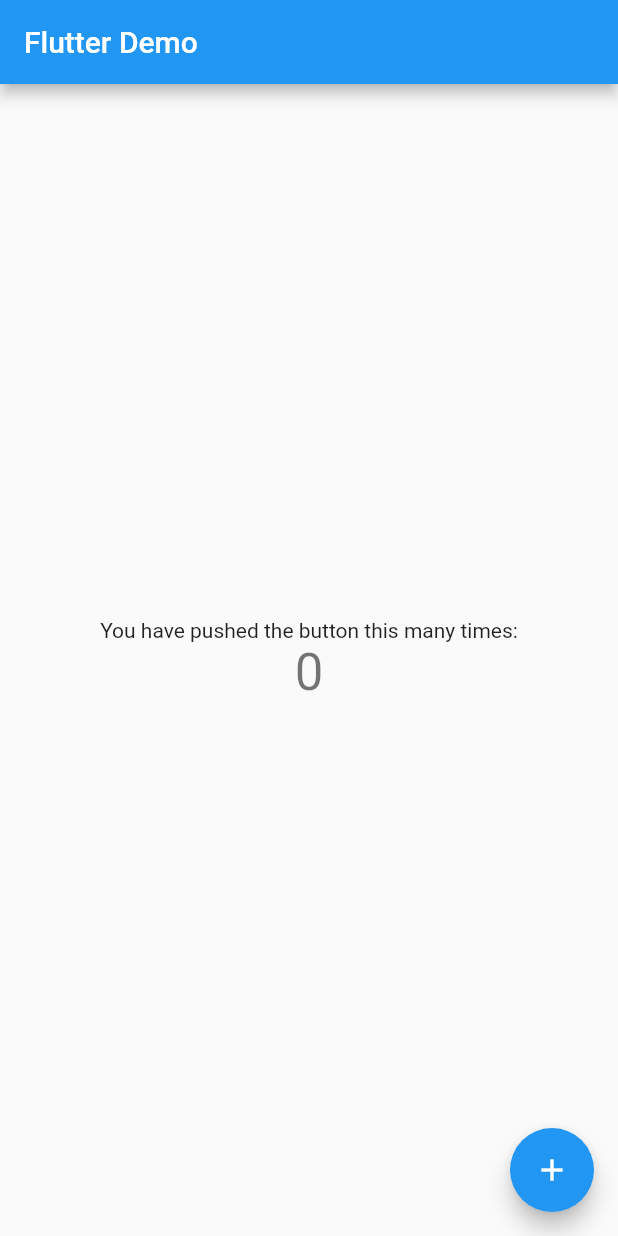
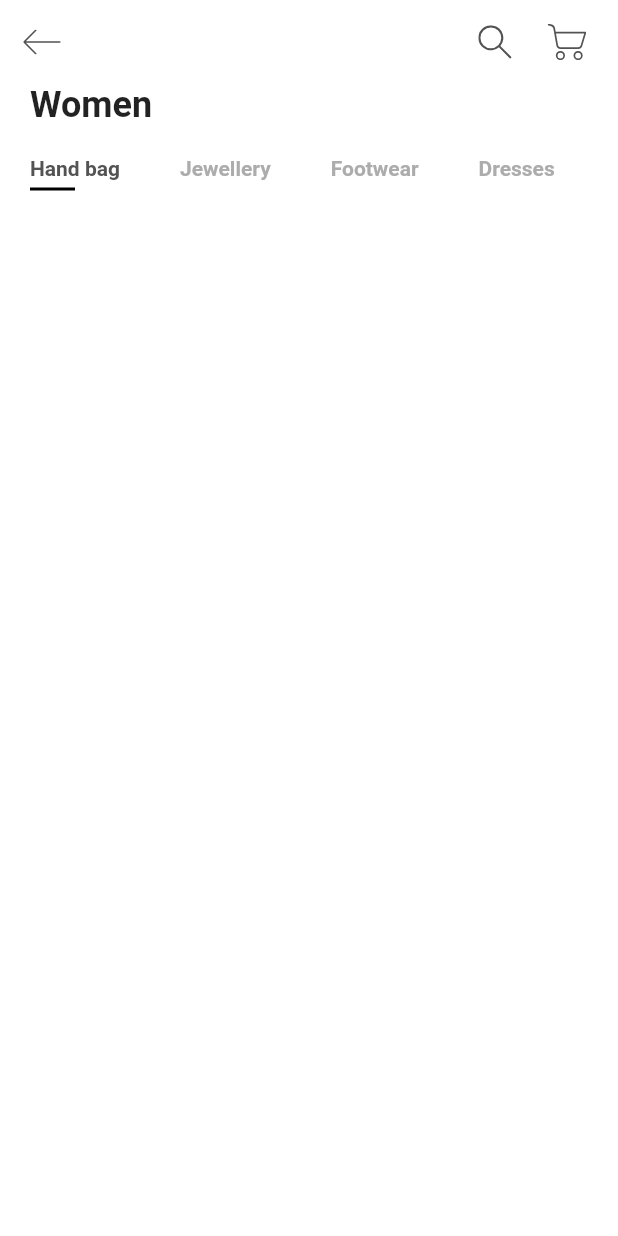
Before and after one commit to neo1125/flutter-ui-practice, a Flutter app: the screen it shows after launch, on a phone screen of 412 x 824 dp. Run offline on Flutter 3.47's test engine with Material 2 defaults, Android fonts, the phone set to English and light mode, and no system bars; our stand-ins replace flutter_svg.

Commit message:
category tab add

```diff
--- a/e_commerce_ui/lib/main.dart
+++ b/e_commerce_ui/lib/main.dart
@@ -1,4 +1,6 @@
 import 'package:flutter/material.dart';
+
+import 'screens/home/home_screen.dart';
 
 void main() => runApp(MyApp());
 
@@ -7,105 +9,12 @@ class MyApp extends StatelessWidget {
   @override
   Widget build(BuildContext context) {
     return MaterialApp(
+      debugShowCheckedModeBanner: false,
       title: 'Flutter',
       theme: ThemeData(
-        // This is the theme of your application.
-        //
-        // Try running your application with "flutter run". You'll see the
-        // application has a blue toolbar. Then, without quitting the app, try
-        // changing the primarySwatch below to Colors.green and then invoke
-        // "hot reload" (press "r" in the console where you ran "flutter run",
-        // or simply save your changes to "hot reload" in a Flutter IDE).
-        // Notice that the counter didn't reset back to zero; the application
-        // is not restarted.
         primarySwatch: Colors.blue,
       ),
-      home: MyHomePage(title: 'Flutter Demo'),
+      home: HomeScreen(),
     );
   }
 }
-
-class MyHomePage extends StatefulWidget {
-  MyHomePage({Key key, this.title}) : super(key: key);
-
-  // This widget is the home page of your application. It is stateful, meaning
-  // that it has a State object (defined below) that contains fields that affect
-  // how it looks.
-
-  // This class is the configuration for the state. It holds the values (in this
-  // case the title) provided by the parent (in this case the App widget) and
-  // used by the build method of the State. Fields in a Widget subclass are
-  // always marked "final".
-
-  final String title;
-
-  @override
-  _MyHomePageState createState() => _MyHomePageState();
-}
-
-class _MyHomePageState extends State<MyHomePage> {
-  int _counter = 0;
-
-  void _incrementCounter() {
-    setState(() {
-      // This call to setState tells the Flutter framework that something has
-      // changed in this State, which causes it to rerun the build method below
-      // so that the display can reflect the updated values. If we changed
-      // _counter without calling setState(), then the build method would not be
-      // called again, and so nothing would appear to happen.
-      _counter++;
-    });
-  }
-
-  @override
-  Widget build(BuildContext context) {
-    // This method is rerun every time setState is called, for instance as done
-    // by the _incrementCounter method above.
-    //
-    // The Flutter framework has been optimized to make rerunning build methods
-    // fast, so that you can just rebuild anything that needs updating rather
-    // than having to individually change instances of widgets.
-    return Scaffold(
-      appBar: AppBar(
-        // Here we take the value from the MyHomePage object that was created by
-        // the App.build method, and use it to set our appbar title.
-        title: Text(widget.title),
-      ),
-      body: Center(
-        // Center is a layout widget. It takes a single child and positions it
-        // in the middle of the parent.
-        child: Column(
-          // Column is also a layout widget. It takes a list of children and
-          // arranges them vertically. By default, it sizes itself to fit its
-          // children horizontally, and tries to be as tall as its parent.
-          //
-          // Invoke "debug painting" (press "p" in the console, choose the
-          // "Toggle Debug Paint" action from the Flutter Inspector in Android
-          // Studio, or the "Toggle Debug Paint" command in Visual Studio Code)
-          // to see the wireframe for each widget.
-          //
-          // Column has various properties to control how it sizes itself and
-          // how it positions its children. Here we use mainAxisAlignment to
-          // center the children vertically; the main axis here is the vertical
-          // axis because Columns are vertical (the cross axis would be
-          // horizontal).
-          mainAxisAlignment: MainAxisAlignment.center,
-          children: <Widget>[
-            Text(
-              'You have pushed the button this many times:',
-            ),
-            Text(
-              '$_counter',
-              style: Theme.of(context).textTheme.display1,
-            ),
-          ],
-        ),
-      ),
-      floatingActionButton: FloatingActionButton(
-        onPressed: _incrementCounter,
-        tooltip: 'Increment',
-        child: Icon(Icons.add),
-      ), // This trailing comma makes auto-formatting nicer for build methods.
-    );
-  }
-}
--- /dev/null
+++ b/e_commerce_ui/lib/screens/home/components/body.dart
@@ -0,0 +1,25 @@
+import 'package:e_commerce_ui/constants.dart';
+import 'package:e_commerce_ui/screens/home/components/category_tab.dart';
+import 'package:flutter/material.dart';
+
+class Body extends StatelessWidget {
+  @override
+  Widget build(BuildContext context) {
+    return Column(
+      crossAxisAlignment: CrossAxisAlignment.start,
+      children: <Widget>[
+        Padding(
+          padding: const EdgeInsets.symmetric(horizontal: kDefaultPadding),
+          child: Text(
+            "Women",
+            style: Theme.of(context)
+                .textTheme
+                .headline
+                .copyWith(fontWeight: FontWeight.bold),
+          ),
+        ),
+        CategoryTab(),
+      ],
+    );
+  }
+}
--- /dev/null
+++ b/e_commerce_ui/lib/screens/home/components/category_tab.dart
@@ -0,0 +1,56 @@
+import 'package:e_commerce_ui/constants.dart';
+import 'package:flutter/material.dart';
+
+class CategoryTab extends StatefulWidget {
+  @override
+  _CatagoryTabState createState() => _CatagoryTabState();
+}
+
+class _CatagoryTabState extends State<CategoryTab> {
+  List<String> categories = ["Hand bag", "Jewellery", "Footwear", "Dresses"];
+  int selectedIndex = 0;
+  @override
+  Widget build(BuildContext context) {
+    return Padding(
+      padding: const EdgeInsets.symmetric(vertical: kDefaultPadding),
+      child: SizedBox(
+        height: 25,
+        child: ListView.builder(
+          scrollDirection: Axis.horizontal,
+          itemCount: categories.length,
+          itemBuilder: (context, index) => buildCategory(index),
+        ),
+      ),
+    );
+  }
+
+  Widget buildCategory(int index) => GestureDetector(
+        onTap: () {
+          setState(() {
+            selectedIndex = index;
+          });
+        },
+        child: Padding(
+          padding: const EdgeInsets.symmetric(horizontal: kDefaultPadding),
+          child: Column(
+            crossAxisAlignment: CrossAxisAlignment.start,
+            children: <Widget>[
+              Text(
+                categories[index],
+                style: TextStyle(
+                  fontWeight: FontWeight.bold,
+                  color: selectedIndex == index ? kTextColor : kTextLightColor,
+                ),
+              ),
+              Container(
+                margin: EdgeInsets.only(top: kDefaultPadding / 4),
+                height: 2,
+                width: 30,
+                color:
+                    selectedIndex == index ? Colors.black : Colors.transparent,
+              )
+            ],
+          ),
+        ),
+      );
+}
--- /dev/null
+++ b/e_commerce_ui/lib/screens/home/home_screen.dart
@@ -0,0 +1,47 @@
+import 'package:e_commerce_ui/constants.dart';
+import 'package:e_commerce_ui/screens/home/components/body.dart';
+import 'package:flutter/material.dart';
+import 'package:flutter_svg/svg.dart';
+
+class HomeScreen extends StatelessWidget {
+  @override
+  Widget build(BuildContext context) {
+    return Scaffold(
+      appBar: buildAppBar(),
+      body: Container(
+        color: Colors.white,
+        child: Body(),
+      ),
+    );
+  }
+
+  AppBar buildAppBar() {
+    return AppBar(
+      backgroundColor: Colors.white,
+      elevation: 0,
+      leading: IconButton(
+        icon: SvgPicture.asset("assets/icons/back.svg"),
+        onPressed: () {},
+      ),
+      actions: <Widget>[
+        IconButton(
+          icon: SvgPicture.asset(
+            "assets/icons/search.svg",
+            color: kTextColor,
+          ),
+          onPressed: () {},
+        ),
+        IconButton(
+          icon: SvgPicture.asset(
+            "assets/icons/cart.svg",
+            color: kTextColor,
+          ),
+          onPressed: () {},
+        ),
+        SizedBox(
+          width: kDefaultPadding / 2,
+        )
+      ],
+    );
+  }
+}
```
